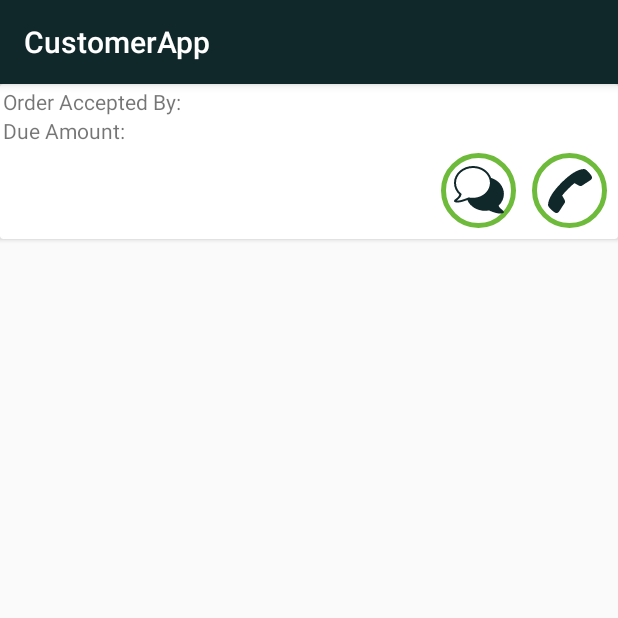
After one commit to anmol2805/customerapp, an Android app: the Track_order screen opened directly, with no data from a screen before it, on a phone screen of 412 x 824 dp, the top half of it. The commit adds this screen. Run offline under Robolectric (Android 15) with nearby library versions, the phone set to English and light mode, and no system bars; our stand-ins replace Firebase (no records; nobody signed in at launch, a user with empty details on screens opened directly); libraries missing offline, so code that uses them is left out: com.shockwave.pdfium; pictures from the network do not load; 10 statements that could not run were skipped.

Commit message:
many changes done

```diff
--- a/app/build.gradle
+++ b/app/build.gradle
@@ -68,4 +68,5 @@ dependencies {
 
 
 
+
 apply plugin: 'com.google.gms.google-services'
--- a/app/src/main/AndroidManifest.xml
+++ b/app/src/main/AndroidManifest.xml
@@ -75,7 +75,8 @@
         </service>
 
         <activity android:name=".Confirm_Order" />
-        <activity android:name=".Pending_Orders"></activity>
+        <activity android:name=".Pending_Orders" />
+        <activity android:name=".Track_order"></activity>
     </application>
 
 </manifest>
--- a/app/src/main/java/com/anmol/customerapp/Confirm_Order.java
+++ b/app/src/main/java/com/anmol/customerapp/Confirm_Order.java
@@ -207,7 +207,7 @@ public class Confirm_Order extends AppCompatActivity {
                             @Override
                             public void onKeyEntered(String key, GeoLocation location) {
                                 if(!status){
-                                    Toast.makeText(Confirm_Order.this,key+"location found", Toast.LENGTH_SHORT).show();
+                                    Toast.makeText(Confirm_Order.this,"location found", Toast.LENGTH_SHORT).show();
                                     status = true;
                                 }
                             }
--- /dev/null
+++ b/app/src/main/java/com/anmol/customerapp/Track_order.java
@@ -0,0 +1,179 @@
+package com.anmol.customerapp;
+
+import android.*;
+import android.Manifest;
+import android.app.Dialog;
+import android.content.Intent;
+import android.content.pm.PackageManager;
+import android.graphics.Bitmap;
+import android.net.Uri;
+import android.os.ParcelFileDescriptor;
+import android.support.annotation.NonNull;
+import android.support.v4.app.ActivityCompat;
+import android.support.v7.app.AppCompatActivity;
+import android.os.Bundle;
+import android.support.v7.widget.LinearLayoutManager;
+import android.support.v7.widget.RecyclerView;
+import android.util.Log;
+import android.view.View;
+import android.widget.Button;
+import android.widget.ImageButton;
+import android.widget.ImageView;
+import android.widget.TextView;
+import android.widget.Toast;
+
+import com.anmol.customerapp.Recycler.ItemClickListener;
+import com.anmol.customerapp.Recycler.MyAdapter;
+import com.bumptech.glide.Glide;
+import com.google.firebase.auth.FirebaseAuth;
+import com.google.firebase.database.DataSnapshot;
+import com.google.firebase.database.DatabaseError;
+import com.google.firebase.database.DatabaseReference;
+import com.google.firebase.database.FirebaseDatabase;
+import com.google.firebase.database.ValueEventListener;
+import com.shockwave.pdfium.PdfDocument;
+import com.shockwave.pdfium.PdfiumCore;
+
+import java.util.ArrayList;
+import java.util.HashSet;
+import java.util.Iterator;
+import java.util.List;
+import java.util.Set;
+
+public class Track_order extends AppCompatActivity {
+    DatabaseReference databaseReference;
+    FirebaseAuth auth;
+    List<Media> medias;
+    Bitmap bmp;
+    RecyclerView prv;
+    MyAdapter madapter;
+    TextView acc, duem;
+    ImageButton call;
+    String dial;
+    private static final int MY_PERMISSIONS_REQUEST = 123;
+    protected void onCreate(Bundle savedInstanceState) {
+        super.onCreate(savedInstanceState);
+        setContentView(R.layout.activity_track_order);
+        auth = FirebaseAuth.getInstance();
+        prv = (RecyclerView) findViewById(R.id.prv);
+        prv.setHasFixedSize(true);
+        prv.setLayoutManager(new LinearLayoutManager(this, LinearLayoutManager.HORIZONTAL, false));
+        medias = new ArrayList<>();
+        acc = (TextView) findViewById(R.id.acc);
+        duem = (TextView) findViewById(R.id.due);
+        call = (ImageButton) findViewById(R.id.call);
+        databaseReference = FirebaseDatabase.getInstance().getReference().child("orders").child("customers").child(auth.getCurrentUser().getUid()).child(getIntent().getStringExtra("pos"));
+        databaseReference.addValueEventListener(new ValueEventListener() {
+            @Override
+            public void onDataChange(DataSnapshot dataSnapshot) {
+                String accepted = dataSnapshot.child("accepted_by").getValue().toString();
+                String due = dataSnapshot.child("due").getValue().toString();
+                dial = dataSnapshot.child("chemistphone").getValue().toString();
+                acc.setText(accepted);
+                duem.setText(due);
+
+            }
+
+            @Override
+            public void onCancelled(DatabaseError databaseError) {
+
+            }
+        });
+        call.setOnClickListener(new View.OnClickListener() {
+            @Override
+            public void onClick(View view) {
+                Intent intent = new Intent(Intent.ACTION_CALL);
+
+                intent.setData(Uri.parse("tel:" + dial));
+                if (ActivityCompat.checkSelfPermission(Track_order.this, android.Manifest.permission.CALL_PHONE) != PackageManager.PERMISSION_GRANTED) {
+                    ActivityCompat.requestPermissions(Track_order.this,
+                            new String[]{Manifest.permission.CALL_PHONE},
+                            MY_PERMISSIONS_REQUEST);
+
+                }else{
+                    startActivity(intent);
+                }
+
+            }
+        });
+        databaseReference.child("presuploaded").addValueEventListener(new ValueEventListener() {
+            @Override
+            public void onDataChange(DataSnapshot dataSnapshot) {
+                Iterator iterator = dataSnapshot.getChildren().iterator();
+                Set<Media> set = new HashSet<Media>();
+                while (iterator.hasNext()) {
+                    set.add((Media) ((DataSnapshot) iterator.next()).getValue(Media.class));
+                }
+                medias.clear();
+                medias.addAll(set);
+                ItemClickListener itemClickListener = new ItemClickListener() {
+                    @Override
+                    public void onItemClick(int pos) {
+                        if((medias.get(pos).getType()).contains("image")){
+                            Dialog dialog = new Dialog(Track_order.this);
+                            dialog.setContentView(R.layout.prev);
+                            ImageView img = (ImageView)dialog.findViewById(R.id.previewf);
+                            Glide.with(Track_order.this).load(medias.get(pos).getUrl()).into(img);
+                            dialog.show();
+                        }
+                        else{
+                            generateImageFromPdf(Uri.parse(medias.get(pos).getPresuri()));
+                            Dialog dialog = new Dialog(Track_order.this);
+                            dialog.setContentView(R.layout.prev);
+                            ImageView img = (ImageView)dialog.findViewById(R.id.previewf);
+                            img.setImageBitmap(bmp);
+                            dialog.show();
+
+                        }
+                    }
+                };
+                madapter = new MyAdapter(Track_order.this,medias,itemClickListener);
+                prv.setAdapter(madapter);
+
+
+            }
+
+            @Override
+            public void onCancelled(DatabaseError databaseError) {
+
+            }
+        });
+
+    }
+    void generateImageFromPdf(Uri pdfUri) {
+        int pageNumber = 0;
+        PdfiumCore pdfiumCore = new PdfiumCore(this);
+        try {
+            //http://www.programcreek.com/java-api-examples/index.php?api=android.os.ParcelFileDescriptor
+            ParcelFileDescriptor fd = getContentResolver().openFileDescriptor(pdfUri, "r");
+            PdfDocument pdfDocument = pdfiumCore.newDocument(fd);
+            pdfiumCore.openPage(pdfDocument, pageNumber);
+            int width = pdfiumCore.getPageWidthPoint(pdfDocument, pageNumber);
+            int height = pdfiumCore.getPageHeightPoint(pdfDocument, pageNumber);
+            bmp = Bitmap.createBitmap(width, height, Bitmap.Config.ARGB_8888);
+            pdfiumCore.renderPageBitmap(pdfDocument, bmp, pageNumber, 0, 0, width, height);
+            pdfiumCore.closeDocument(pdfDocument);// important!
+
+        } catch(Exception e) {
+            //todo with exception
+        }
+
+    }
+    @Override
+    public void onRequestPermissionsResult(int requestCode, @NonNull String[] permissions, @NonNull int[] grantResults) {
+        super.onRequestPermissionsResult(requestCode, permissions, grantResults);
+
+        if (requestCode == MY_PERMISSIONS_REQUEST && grantResults.length > 0) {
+            Log.i("grantresults", grantResults.toString());
+            if (grantResults[0] == PackageManager.PERMISSION_GRANTED) {
+
+            }
+
+        }
+
+
+
+
+    }
+
+}
--- /dev/null
+++ b/app/src/main/res/layout/activity_track_order.xml
@@ -0,0 +1,94 @@
+<?xml version="1.0" encoding="utf-8"?>
+<RelativeLayout xmlns:android="http://schemas.android.com/apk/res/android"
+    xmlns:app="http://schemas.android.com/apk/res-auto"
+    xmlns:tools="http://schemas.android.com/tools"
+    android:layout_width="match_parent"
+    android:layout_height="match_parent"
+    tools:context="com.anmol.customerapp.Track_order">
+
+
+    <android.support.v7.widget.CardView
+        android:layout_width="match_parent"
+        android:layout_height="wrap_content"
+
+        app:contentPadding="@dimen/cardview_default_elevation"
+        android:layout_alignParentTop="true"
+        android:layout_alignParentLeft="true"
+        android:layout_alignParentStart="true">
+
+        <LinearLayout
+            android:layout_width="match_parent"
+            android:layout_height="match_parent"
+            android:orientation="vertical">
+
+            <LinearLayout
+                android:layout_width="match_parent"
+                android:layout_height="match_parent"
+                android:orientation="horizontal">
+
+                <TextView
+                    android:id="@+id/textView13"
+                    android:layout_width="wrap_content"
+                    android:layout_height="wrap_content"
+
+                    android:text="Order Accepted By:" />
+
+                <TextView
+                    android:id="@+id/acc"
+                    android:layout_width="wrap_content"
+                    android:layout_height="wrap_content"
+                    android:layout_weight="1" />
+            </LinearLayout>
+
+            <LinearLayout
+                android:layout_width="match_parent"
+                android:layout_height="match_parent"
+                android:orientation="horizontal">
+
+                <TextView
+                    android:id="@+id/textView15"
+                    android:layout_width="wrap_content"
+                    android:layout_height="wrap_content"
+
+                    android:text="Due Amount:" />
+
+                <TextView
+                    android:id="@+id/due"
+                    android:layout_width="wrap_content"
+                    android:layout_height="wrap_content"
+                    android:layout_weight="1" />
+
+            </LinearLayout>
+
+            <LinearLayout
+                android:layout_width="match_parent"
+                android:layout_height="match_parent"
+                android:orientation="horizontal">
+
+                <android.support.v7.widget.RecyclerView
+                    android:id="@+id/prv"
+                    android:layout_width="wrap_content"
+                    android:layout_height="wrap_content"
+                    android:layout_weight="1" />
+
+                <ImageButton
+                    android:id="@+id/chat"
+                    android:layout_width="50dp"
+                    android:layout_height="50dp"
+                    android:layout_margin="5dp"
+                    android:background="@drawable/round_button"
+                    app:srcCompat="@drawable/chats" />
+
+                <ImageButton
+                    android:id="@+id/call"
+                    android:layout_width="50dp"
+                    android:layout_height="50dp"
+                    android:layout_margin="5dp"
+                    android:background="@drawable/round_button"
+                    app:srcCompat="@drawable/call" />
+            </LinearLayout>
+
+        </LinearLayout>
+
+    </android.support.v7.widget.CardView>
+</RelativeLayout>
```
Also changed, not shown: app/src/main/java/com/anmol/customerapp/OrdModel.java (+11 -2 lines), app/src/main/java/com/anmol/customerapp/OrdersAdapter.java (+43 -9 lines), app/src/main/java/com/anmol/customerapp/Pending_Orders.java (+70 -1 lines), app/src/main/res/layout/activity_pending__orders.xml (+6 -2 lines), app/src/main/res/layout/order.xml (+11 -11 lines), app/src/main/res/drawable-hdpi/call.png (added), app/src/main/res/drawable-hdpi/chats.png (added), app/src/main/res/drawable-mdpi/call.png (added), app/src/main/res/drawable-mdpi/chats.png (added), app/src/main/res/drawable-xhdpi/call.png (added), app/src/main/res/drawable-xhdpi/chats.png (added), app/src/main/res/drawable-xxhdpi/call.png (added), app/src/main/res/drawable-xxhdpi/chats.png (added), app/src/main/res/drawable/call.png (added), 1 more files.
